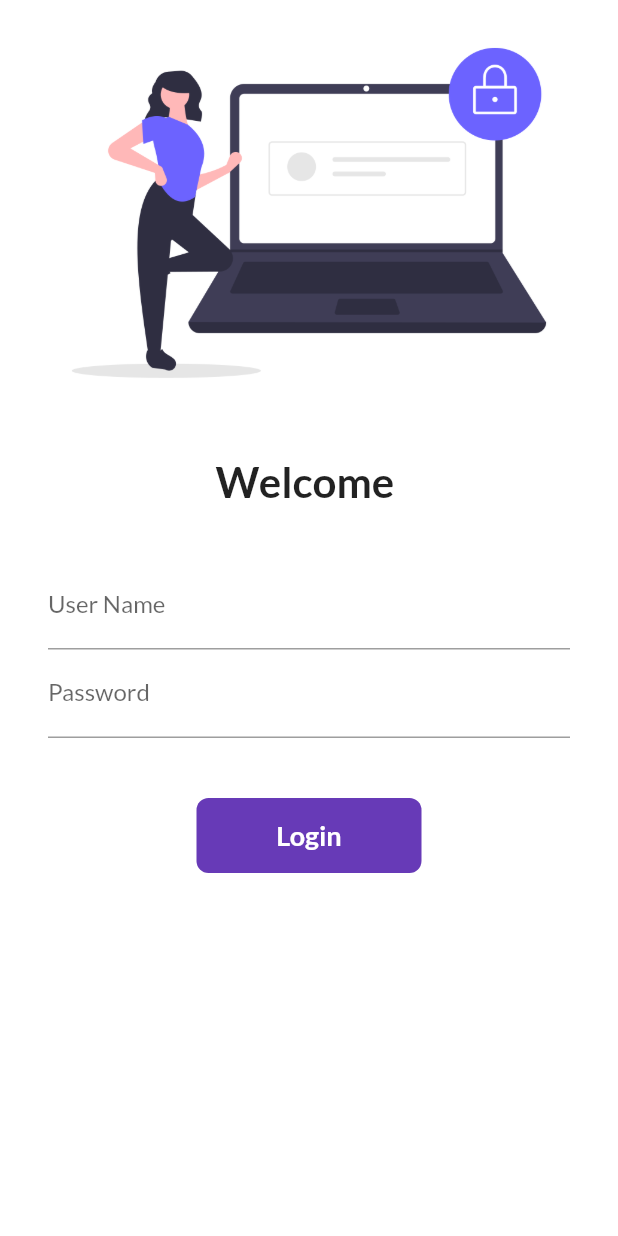
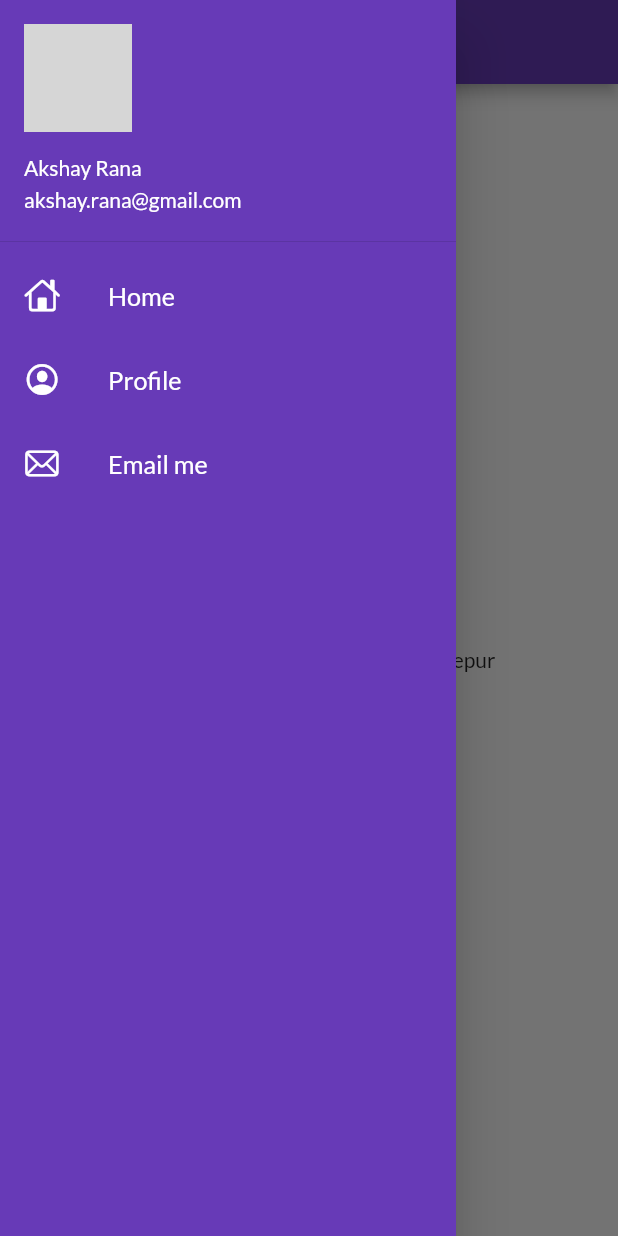
Before and after one commit to AkshayRanaGJ/flutterCatalog, a Flutter app: the screen it shows after launch, with the side drawer open (before the commit the screen has no drawer), on a phone screen of 412 x 824 dp. Run offline on Flutter 3.47's test engine with Material 2 defaults, Android fonts, the phone set to English and light mode, and no system bars; our stand-ins replace google_fonts; network calls fail; grey boxes are pictures that could not be loaded.

Commit message:
Day08 And 09 Completed.

```diff
--- a/lib/main.dart
+++ b/lib/main.dart
@@ -17,9 +17,9 @@ class MyApp extends StatelessWidget {
       theme: ThemeData(
           primarySwatch: Colors.deepPurple,
           fontFamily: GoogleFonts.lato().fontFamily),
-      //debugShowCheckedModeBanner: false,
+      debugShowCheckedModeBanner: false,
       darkTheme: ThemeData.dark(),
-      initialRoute: "/",
+      initialRoute: MyRoutes.homeRoute,
       routes: {
         "/": (context) => LoginPage(),
         MyRoutes.homeRoute: (context) => HomePage(),
--- a/lib/pages/home_page.dart
+++ b/lib/pages/home_page.dart
@@ -1,4 +1,5 @@
 import 'package:flutter/material.dart';
+import 'package:flutter_catelog/widgets/drawer.dart';
 
 class HomePage extends StatelessWidget {
   final int days = 30;
@@ -14,7 +15,7 @@ class HomePage extends StatelessWidget {
           child: Text('Welcome to $days day of flutter by $name'),
         ),
       ),
-      drawer: Drawer(),
+      drawer: MyDrawer(),
     );
   }
 }
--- /dev/null
+++ b/lib/widgets/drawer.dart
@@ -0,0 +1,64 @@
+import 'package:flutter/cupertino.dart';
+import 'package:flutter/material.dart';
+
+class MyDrawer extends StatelessWidget {
+  final imagUrl =
+      "https://imgk.timesnownews.com/story/Akshay_Kumar_2.jpg?tr=w-1200,h-900";
+  @override
+  Widget build(BuildContext context) {
+    return Drawer(
+      child: Container(
+        color: Colors.deepPurple,
+        child: ListView(
+          padding: EdgeInsets.zero,
+          children: [
+            DrawerHeader(
+              padding: EdgeInsets.zero,
+              child: UserAccountsDrawerHeader(
+                accountName: Text("Akshay Rana"),
+                accountEmail: Text("akshay.rana@gmail.com"),
+                currentAccountPicture: CircleAvatar(
+                  backgroundImage: NetworkImage(imagUrl),
+                ),
+                margin: EdgeInsets.zero,
+              ),
+            ),
+            ListTile(
+              leading: Icon(
+                CupertinoIcons.home,
+                color: Colors.white,
+              ),
+              title: Text(
+                "Home",
+                style: TextStyle(color: Colors.white),
+                textScaleFactor: 1.2,
+              ),
+            ),
+            ListTile(
+              leading: Icon(
+                CupertinoIcons.profile_circled,
+                color: Colors.white,
+              ),
+              title: Text(
+                "Profile",
+                style: TextStyle(color: Colors.white),
+                textScaleFactor: 1.2,
+              ),
+            ),
+            ListTile(
+              leading: Icon(
+                CupertinoIcons.mail,
+                color: Colors.white,
+              ),
+              title: Text(
+                "Email me",
+                style: TextStyle(color: Colors.white),
+                textScaleFactor: 1.2,
+              ),
+            ),
+          ],
+        ),
+      ),
+    );
+  }
+}
```
Also changed, not shown: lib/pages/login_page.dart (+41 -16 lines), assets/images/hey.png (added).
